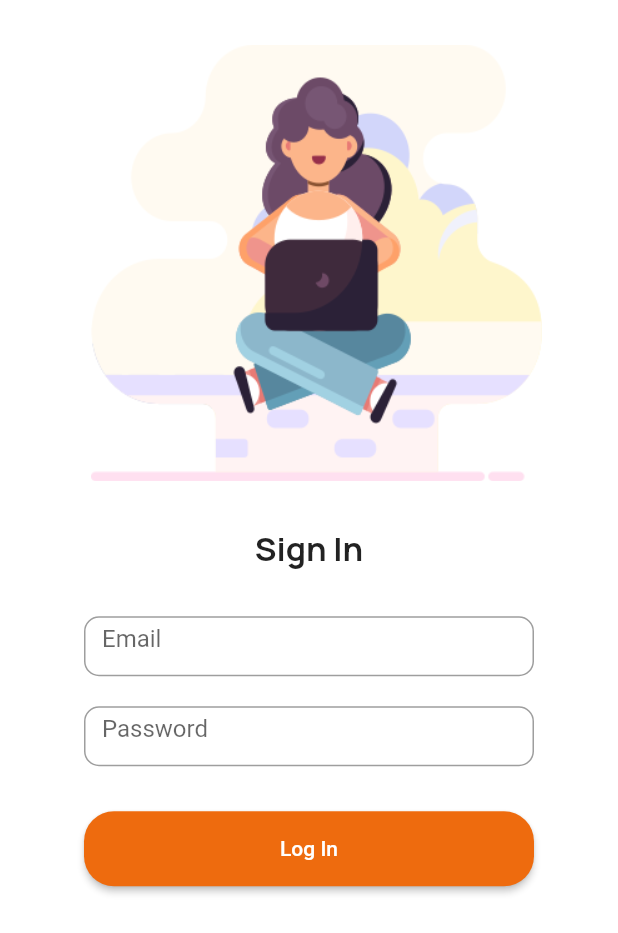
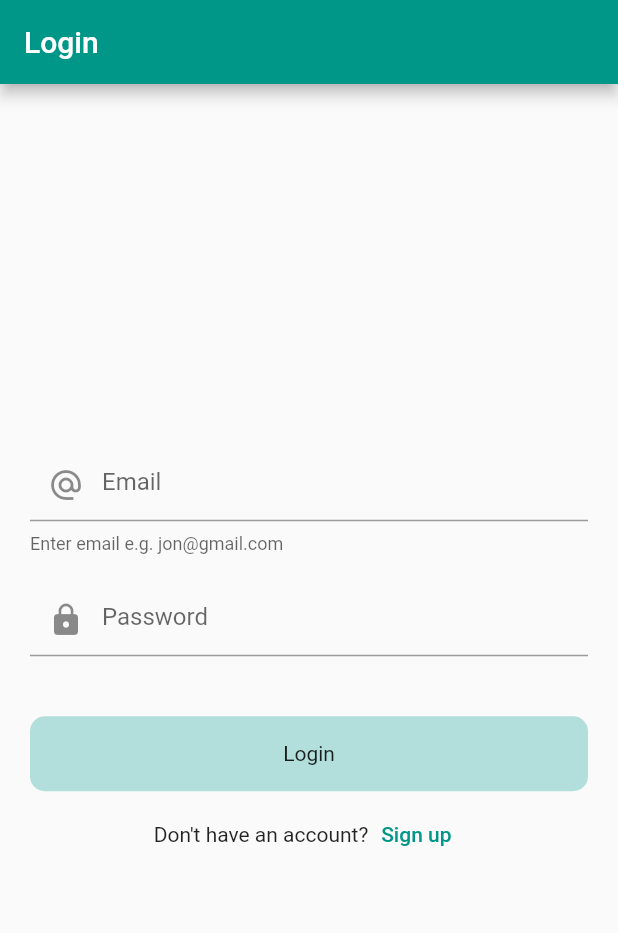
Before and after one commit to khaledirfan/Lightcanvas, a Flutter app: the signup screen opened directly, after a tap on "Sign In", on a phone screen of 412 x 824 dp. Shown: the top 933 px of the screen. Run offline on Flutter 3.47's test engine with Material 2 defaults, Android fonts, the phone set to English and light mode, and no system bars; our stand-ins replace firebase_auth, firebase_core, fluttertoast; missing offline and left inert: flutter_inappwebview; accounts and stored records are empty; project files that could hold a hidden picture were left out.

Commit message:
Login SignUp first part done

```diff
--- a/lib/main.dart
+++ b/lib/main.dart
@@ -9,6 +9,9 @@ void main() async {
   WidgetsFlutterBinding.ensureInitialized();
   await Firebase.initializeApp();
   runApp(MaterialApp(
+    theme: ThemeData(
+      primarySwatch: Colors.teal,
+    ),
     home: MyApp(),
   ));
 }
--- a/lib/signup.dart
+++ b/lib/signup.dart
@@ -1,7 +1,7 @@
 import 'package:flutter/material.dart';
 import 'signin1.dart';
 import 'create_account.dart';
-// import 'testlogin.dart'; ////////////// new
+import 'testlogin.dart'; ////////////// new
 
 class signup extends StatefulWidget {
   @override
@@ -59,9 +59,9 @@ class _signupState extends State<signup> {
                 onPressed: () {
                   Navigator.push(
                     context,
-                    MaterialPageRoute(builder: (context) => signin1()),
+                    // MaterialPageRoute(builder: (context) => signin1()),
                     ///////////////////////////////////////////////////////////////////////////////////////////
-                    // MaterialPageRoute(builder: (context) => LoginScreen()),
+                    MaterialPageRoute(builder: (context) => LoginScreen()),
                   );
                 },
                 child: Text('Sign In'),
--- a/lib/test_roundbutton.dart
+++ b/lib/test_roundbutton.dart
@@ -3,20 +3,25 @@ import 'package:flutter/material.dart';
 class RoundButton extends StatelessWidget {
   final String title;
   final VoidCallback onTap;
-  const RoundButton({super.key, required this.title, required this.onTap});
+  final bool loading;
+  const RoundButton({super.key,
+  required this.title,
+  required this.onTap,
+  this.loading = false
+  });
 
   @override
   Widget build(BuildContext context) {
     return InkWell(
       onTap: onTap,
       child: Container(
-        height: 50 ,
+        height: 50,
         decoration: BoxDecoration(
-          color: Colors.teal[100],
-          borderRadius: BorderRadius.circular(10)
+            color: Colors.teal[100], borderRadius: BorderRadius.circular(10)),
+        child: Center(
+          child: loading ? CircularProgressIndicator(strokeWidth: 3, color: Colors.black,) :
+          Text(title),
         ),
-        child: Center(
-          child: Text(title),),
       ),
     );
   }
--- a/lib/testlogin.dart
+++ b/lib/testlogin.dart
@@ -1,33 +1,146 @@
-// import 'package:flutter/material.dart';
-// import 'test_roundbutton.dart';
+import 'package:app/postscreen.dart';
+import 'package:app/test_roundbutton.dart';
+import 'package:app/utils.dart';
+import 'package:firebase_auth/firebase_auth.dart';
+import 'package:flutter/material.dart';
+import 'package:flutter/services.dart';
+import 'test_roundbutton.dart';
+import 'test_signup.dart';
 
-// class LoginScreen extends StatelessWidget {
-//   // const LoginScreen({super.key});
+class LoginScreen extends StatefulWidget {
+  const LoginScreen({super.key});
 
-//   final emailController = TextEditingController();
-//   @override
-//   Widget build(BuildContext context) {
-//     return Scaffold(
+  @override
+  State<LoginScreen> createState() => _LoginScreenState();
+}
 
-//       appBar: AppBar(
+class _LoginScreenState extends State<LoginScreen> {
+  bool loading = false;
+  final _formKey = GlobalKey<FormState>();
+  final emailController = TextEditingController();
+  final passwordController = TextEditingController();
 
-//         automaticallyImplyLeading: false,
-//         title: Text('Login'),
-//       ),
-//       body: Padding(
-//         padding: const EdgeInsets.symmetric(horizontal: 20),
-//         child: Column(
-//           mainAxisAlignment: MainAxisAlignment.center,
-//           crossAxisAlignment: CrossAxisAlignment.center,
-//           children: [
-//           TextFormField(
-//             controller: ,
-//           ),
-//           RoundButton(
-//             title: 'Login', onTap: () {  },
-//           ),
-//         ],),
-//       ),
-//     );
-//   }
-// }
+  final _auth = FirebaseAuth.instance;
+
+  @override
+  void dispose() {
+    // TODO: implement dispose
+    super.dispose();
+    emailController.dispose();
+    passwordController.dispose();
+  }
+
+  void login() {
+    setState(() {
+      loading = true;
+    });
+    _auth
+        .signInWithEmailAndPassword(
+            email: emailController.text,
+            password: passwordController.text.toString())
+        .then((value) {
+      Utils().toastMessage(value.user!.email.toString());
+      Navigator.push(
+          context, MaterialPageRoute(builder: (context) => PostScreen()));
+      setState(() {
+        loading = false;
+      });
+    }).onError((error, stackTrace) {
+      debugPrint(error.toString());
+      Utils().toastMessage(error.toString());
+      setState(() {
+        loading = false;
+      });
+    });
+  }
+
+  @override
+  Widget build(BuildContext context) {
+    return WillPopScope(
+      onWillPop: () async {
+        SystemNavigator.pop();
+        return true;
+      },
+      child: Scaffold(
+        appBar: AppBar(
+          automaticallyImplyLeading: false,
+          title: Text('Login'),
+        ),
+        body: Padding(
+          padding: const EdgeInsets.symmetric(horizontal: 20),
+          child: Column(
+            mainAxisAlignment: MainAxisAlignment.center,
+            crossAxisAlignment: CrossAxisAlignment.center,
+            children: [
+              Form(
+                  key: _formKey,
+                  child: Column(
+                    children: [
+                      TextFormField(
+                        keyboardType: TextInputType.emailAddress,
+                        controller: emailController,
+                        decoration: const InputDecoration(
+                            hintText: 'Email',
+                            helperText: 'Enter email e.g. jon@gmail.com',
+                            prefixIcon: Icon(Icons.alternate_email)),
+                        validator: (value) {
+                          if (value!.isEmpty) {
+                            return 'Enter email';
+                          }
+                          return null;
+                        },
+                      ),
+                      SizedBox(
+                        height: 20,
+                      ),
+                      TextFormField(
+                        keyboardType: TextInputType.text,
+                        controller: passwordController,
+                        obscureText: true,
+                        decoration: const InputDecoration(
+                            hintText: 'Password', prefixIcon: Icon(Icons.lock)),
+                        validator: (value) {
+                          if (value!.isEmpty) {
+                            return 'Enter password';
+                          }
+                          return null;
+                        },
+                      ),
+                    ],
+                  )),
+              const SizedBox(
+                height: 40,
+              ),
+              RoundButton(
+                title: 'Login',
+                loading: loading,
+                onTap: () {
+                  if (_formKey.currentState!.validate()) {
+                    login();
+                  }
+                },
+              ),
+              const SizedBox(
+                height: 5,
+              ),
+              Row(
+                mainAxisAlignment: MainAxisAlignment.center,
+                children: [
+                  Text("Don't have an account?"),
+                  TextButton(
+                      onPressed: () {
+                        Navigator.push(
+                            context,
+                            MaterialPageRoute(
+                                builder: (context) => SignupScreen()));
+                      },
+                      child: Text('Sign up'))
+                ],
+              ),
+            ],
+          ),
+        ),
+      ),
+    );
+  }
+}
```
Also changed, not shown: lib/postscreen.dart (added, +19 -0 lines), lib/test_signup.dart (added, +136 -0 lines), lib/utils.dart (added, +17 -0 lines).
